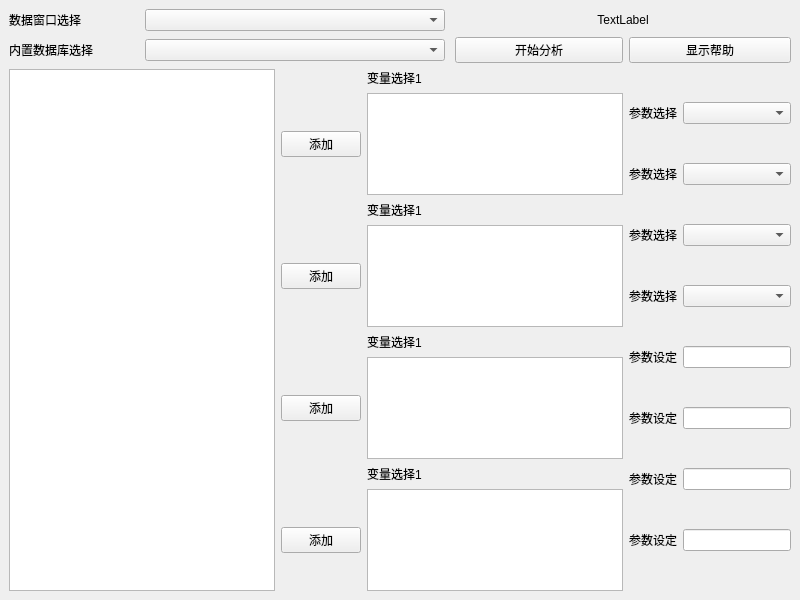
Qt form pingouin_settings/parameter_setting/parameter_basic.ui (xfz329/FeatureAnalyzer) before a commit.
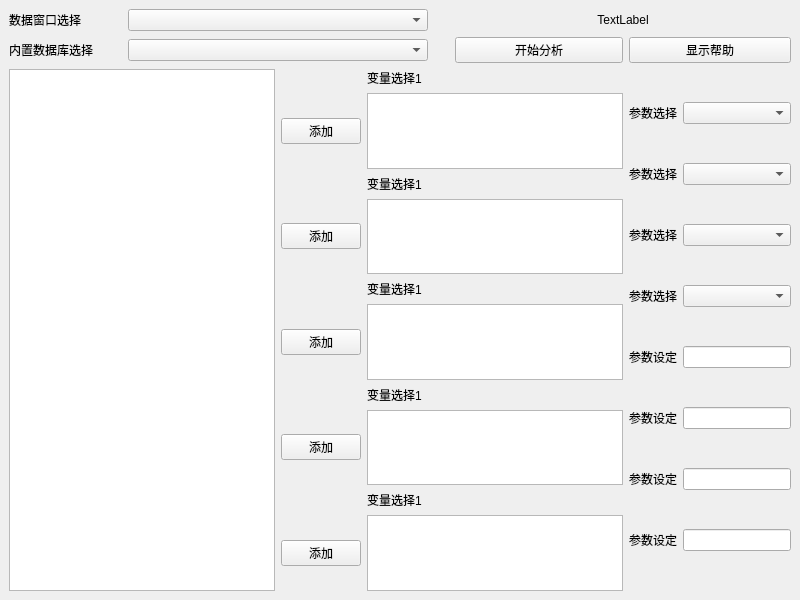
The same form after that commit.

Commit message: add ancova function, ui addjustment

The edit to the form file:
```diff
--- a/pingouin_settings/parameter_setting/parameter_basic.ui
+++ b/pingouin_settings/parameter_setting/parameter_basic.ui
@@ -20,8 +20,205 @@
    <string>统计参数设置</string>
   </property>
   <widget class="QWidget" name="centralwidget">
-   <layout class="QGridLayout" name="gridLayout_7">
-    <item row="2" column="4" rowspan="4">
+   <layout class="QGridLayout" name="gridLayout_5">
+    <item row="0" column="0">
+     <widget class="QLabel" name="label_window">
+      <property name="text">
+       <string>数据窗口选择</string>
+      </property>
+     </widget>
+    </item>
+    <item row="0" column="1" colspan="2">
+     <widget class="QComboBox" name="comboBox_window">
+      <property name="sizePolicy">
+       <sizepolicy hsizetype="Fixed" vsizetype="Fixed">
+        <horstretch>0</horstretch>
+        <verstretch>0</verstretch>
+       </sizepolicy>
+      </property>
+      <property name="minimumSize">
+       <size>
+        <width>300</width>
+        <height>0</height>
+       </size>
+      </property>
+     </widget>
+    </item>
+    <item row="1" column="0">
+     <widget class="QLabel" name="label_database">
+      <property name="text">
+       <string>内置数据库选择</string>
+      </property>
+     </widget>
+    </item>
+    <item row="1" column="1" colspan="2">
+     <widget class="QComboBox" name="comboBox_database">
+      <property name="sizePolicy">
+       <sizepolicy hsizetype="Fixed" vsizetype="Fixed">
+        <horstretch>0</horstretch>
+        <verstretch>0</verstretch>
+       </sizepolicy>
+      </property>
+      <property name="minimumSize">
+       <size>
+        <width>300</width>
+        <height>0</height>
+       </size>
+      </property>
+     </widget>
+    </item>
+    <item row="1" column="3">
+     <widget class="QPushButton" name="pushButton_start">
+      <property name="minimumSize">
+       <size>
+        <width>100</width>
+        <height>0</height>
+       </size>
+      </property>
+      <property name="text">
+       <string>开始分析</string>
+      </property>
+     </widget>
+    </item>
+    <item row="1" column="4">
+     <widget class="QPushButton" name="pushButton_help">
+      <property name="minimumSize">
+       <size>
+        <width>100</width>
+        <height>0</height>
+       </size>
+      </property>
+      <property name="text">
+       <string>显示帮助</string>
+      </property>
+     </widget>
+    </item>
+    <item row="2" column="2" colspan="2">
+     <layout class="QGridLayout" name="gridLayout">
+      <item row="0" column="1">
+       <widget class="QLabel" name="label_l1">
+        <property name="text">
+         <string>变量选择1</string>
+        </property>
+       </widget>
+      </item>
+      <item row="1" column="0">
+       <widget class="QPushButton" name="pushButton_1">
+        <property name="text">
+         <string>添加</string>
+        </property>
+       </widget>
+      </item>
+      <item row="1" column="1">
+       <widget class="QListView" name="listView_1"/>
+      </item>
+     </layout>
+    </item>
+    <item row="3" column="2" colspan="2">
+     <layout class="QGridLayout" name="gridLayout_2">
+      <item row="1" column="0">
+       <widget class="QPushButton" name="pushButton_2">
+        <property name="text">
+         <string>添加</string>
+        </property>
+       </widget>
+      </item>
+      <item row="1" column="1">
+       <widget class="QListView" name="listView_2"/>
+      </item>
+      <item row="0" column="1">
+       <widget class="QLabel" name="label_l2">
+        <property name="text">
+         <string>变量选择1</string>
+        </property>
+       </widget>
+      </item>
+     </layout>
+    </item>
+    <item row="4" column="2" colspan="2">
+     <layout class="QGridLayout" name="gridLayout_3">
+      <item row="0" column="1">
+       <widget class="QLabel" name="label_l3">
+        <property name="text">
+         <string>变量选择1</string>
+        </property>
+       </widget>
+      </item>
+      <item row="1" column="1">
+       <widget class="QListView" name="listView_3"/>
+      </item>
+      <item row="1" column="0">
+       <widget class="QPushButton" name="pushButton_3">
+        <property name="text">
+         <string>添加</string>
+        </property>
+       </widget>
+      </item>
+     </layout>
+    </item>
+    <item row="5" column="2" colspan="2">
+     <layout class="QGridLayout" name="gridLayout_6">
+      <item row="0" column="1">
+       <widget class="QLabel" name="label_l4">
+        <property name="text">
+         <string>变量选择1</string>
+        </property>
+       </widget>
+      </item>
+      <item row="1" column="0">
+       <widget class="QPushButton" name="pushButton_4">
+        <property name="text">
+         <string>添加</string>
+        </property>
+       </widget>
+      </item>
+      <item row="1" column="1">
+       <widget class="QListView" name="listView_4"/>
+      </item>
+     </layout>
+    </item>
+    <item row="6" column="2" colspan="2">
+     <layout class="QGridLayout" name="gridLayout_7">
+      <item row="0" column="1">
+       <widget class="QLabel" name="label_l5">
+        <property name="text">
+         <string>变量选择1</string>
+        </property>
+       </widget>
+      </item>
+      <item row="1" column="1">
+       <widget class="QListView" name="listView_5">
+        <property name="enabled">
+         <bool>true</bool>
+        </property>
+       </widget>
+      </item>
+      <item row="1" column="0">
+       <widget class="QPushButton" name="pushButton_5">
+        <property name="text">
+         <string>添加</string>
+        </property>
+       </widget>
+      </item>
+     </layout>
+    </item>
+    <item row="2" column="0" rowspan="5" colspan="2">
+     <widget class="QListView" name="listView_all">
+      <property name="sizePolicy">
+       <sizepolicy hsizetype="Expanding" vsizetype="Expanding">
+        <horstretch>0</horstretch>
+        <verstretch>0</verstretch>
+       </sizepolicy>
+      </property>
+      <property name="minimumSize">
+       <size>
+        <width>200</width>
+        <height>0</height>
+       </size>
+      </property>
+     </widget>
+    </item>
+    <item row="2" column="4" rowspan="5">
      <layout class="QGridLayout" name="gridLayout_4">
       <item row="0" column="0">
        <widget class="QLabel" name="label_p1">
@@ -233,100 +430,6 @@
       </item>
      </layout>
     </item>
-    <item row="5" column="2" colspan="2">
-     <layout class="QGridLayout" name="gridLayout_6">
-      <item row="0" column="1">
-       <widget class="QLabel" name="label_l4">
-        <property name="text">
-         <string>变量选择1</string>
-        </property>
-       </widget>
-      </item>
-      <item row="1" column="0">
-       <widget class="QPushButton" name="pushButton_4">
-        <property name="text">
-         <string>添加</string>
-        </property>
-       </widget>
-      </item>
-      <item row="1" column="1">
-       <widget class="QListView" name="listView_4"/>
-      </item>
-     </layout>
-    </item>
-    <item row="1" column="3">
-     <widget class="QPushButton" name="pushButton_start">
-      <property name="minimumSize">
-       <size>
-        <width>100</width>
-        <height>0</height>
-       </size>
-      </property>
-      <property name="text">
-       <string>开始分析</string>
-      </property>
-     </widget>
-    </item>
-    <item row="0" column="1" colspan="2">
-     <widget class="QComboBox" name="comboBox_window">
-      <property name="sizePolicy">
-       <sizepolicy hsizetype="Fixed" vsizetype="Fixed">
-        <horstretch>0</horstretch>
-        <verstretch>0</verstretch>
-       </sizepolicy>
-      </property>
-      <property name="minimumSize">
-       <size>
-        <width>300</width>
-        <height>0</height>
-       </size>
-      </property>
-     </widget>
-    </item>
-    <item row="1" column="1" colspan="2">
-     <widget class="QComboBox" name="comboBox_database">
-      <property name="sizePolicy">
-       <sizepolicy hsizetype="Fixed" vsizetype="Fixed">
-        <horstretch>0</horstretch>
-        <verstretch>0</verstretch>
-       </sizepolicy>
-      </property>
-      <property name="minimumSize">
-       <size>
-        <width>300</width>
-        <height>0</height>
-       </size>
-      </property>
-     </widget>
-    </item>
-    <item row="1" column="0">
-     <widget class="QLabel" name="label_database">
-      <property name="text">
-       <string>内置数据库选择</string>
-      </property>
-     </widget>
-    </item>
-    <item row="3" column="2" colspan="2">
-     <layout class="QGridLayout" name="gridLayout_2">
-      <item row="0" column="1">
-       <widget class="QLabel" name="label_l2">
-        <property name="text">
-         <string>变量选择1</string>
-        </property>
-       </widget>
-      </item>
-      <item row="1" column="0">
-       <widget class="QPushButton" name="pushButton_2">
-        <property name="text">
-         <string>添加</string>
-        </property>
-       </widget>
-      </item>
-      <item row="1" column="1">
-       <widget class="QListView" name="listView_2"/>
-      </item>
-     </layout>
-    </item>
     <item row="0" column="3" colspan="2">
      <widget class="QLabel" name="label_method">
       <property name="text">
@@ -337,84 +440,6 @@
       </property>
      </widget>
     </item>
-    <item row="1" column="4">
-     <widget class="QPushButton" name="pushButton_help">
-      <property name="minimumSize">
-       <size>
-        <width>100</width>
-        <height>0</height>
-       </size>
-      </property>
-      <property name="text">
-       <string>显示帮助</string>
-      </property>
-     </widget>
-    </item>
-    <item row="2" column="0" rowspan="4" colspan="2">
-     <widget class="QListView" name="listView_all">
-      <property name="sizePolicy">
-       <sizepolicy hsizetype="Expanding" vsizetype="Expanding">
-        <horstretch>0</horstretch>
-        <verstretch>0</verstretch>
-       </sizepolicy>
-      </property>
-      <property name="minimumSize">
-       <size>
-        <width>200</width>
-        <height>0</height>
-       </size>
-      </property>
-     </widget>
-    </item>
-    <item row="4" column="2" colspan="2">
-     <layout class="QGridLayout" name="gridLayout_3">
-      <item row="0" column="1">
-       <widget class="QLabel" name="label_l3">
-        <property name="text">
-         <string>变量选择1</string>
-        </property>
-       </widget>
-      </item>
-      <item row="1" column="0">
-       <widget class="QPushButton" name="pushButton_3">
-        <property name="text">
-         <string>添加</string>
-        </property>
-       </widget>
-      </item>
-      <item row="1" column="1">
-       <widget class="QListView" name="listView_3"/>
-      </item>
-     </layout>
-    </item>
-    <item row="2" column="2" colspan="2">
-     <layout class="QGridLayout" name="gridLayout">
-      <item row="0" column="1">
-       <widget class="QLabel" name="label_l1">
-        <property name="text">
-         <string>变量选择1</string>
-        </property>
-       </widget>
-      </item>
-      <item row="1" column="0">
-       <widget class="QPushButton" name="pushButton_1">
-        <property name="text">
-         <string>添加</string>
-        </property>
-       </widget>
-      </item>
-      <item row="1" column="1">
-       <widget class="QListView" name="listView_1"/>
-      </item>
-     </layout>
-    </item>
-    <item row="0" column="0">
-     <widget class="QLabel" name="label_window">
-      <property name="text">
-       <string>数据窗口选择</string>
-      </property>
-     </widget>
-    </item>
    </layout>
   </widget>
  </widget>
```
The commit also changes 7 other files.
